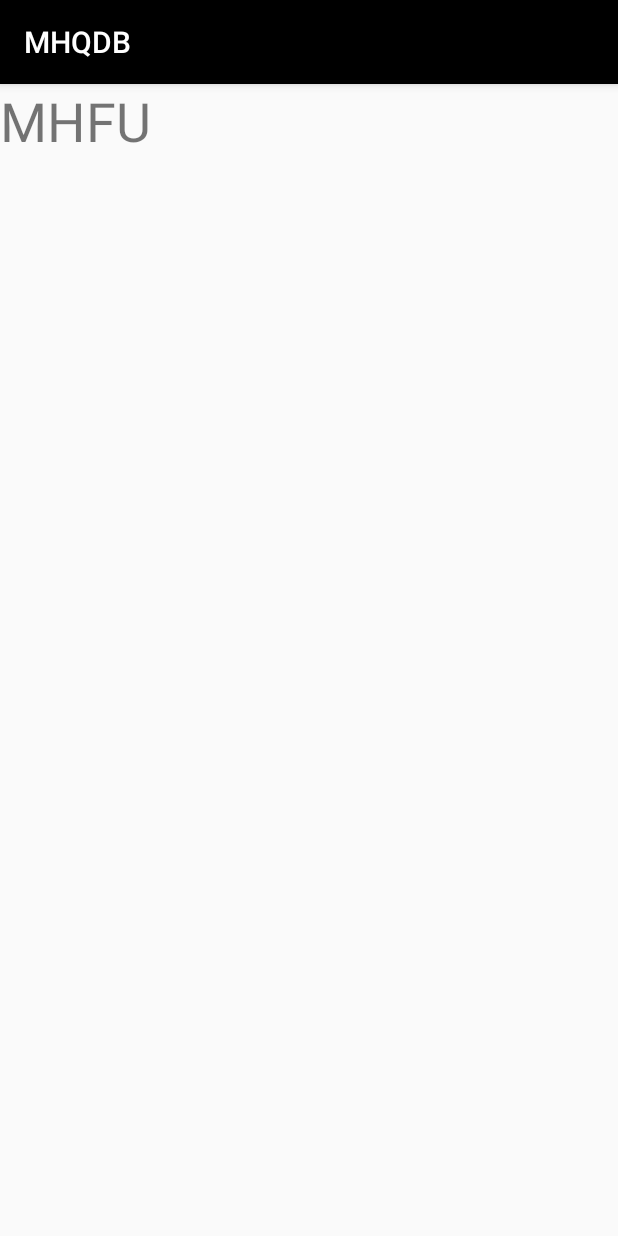
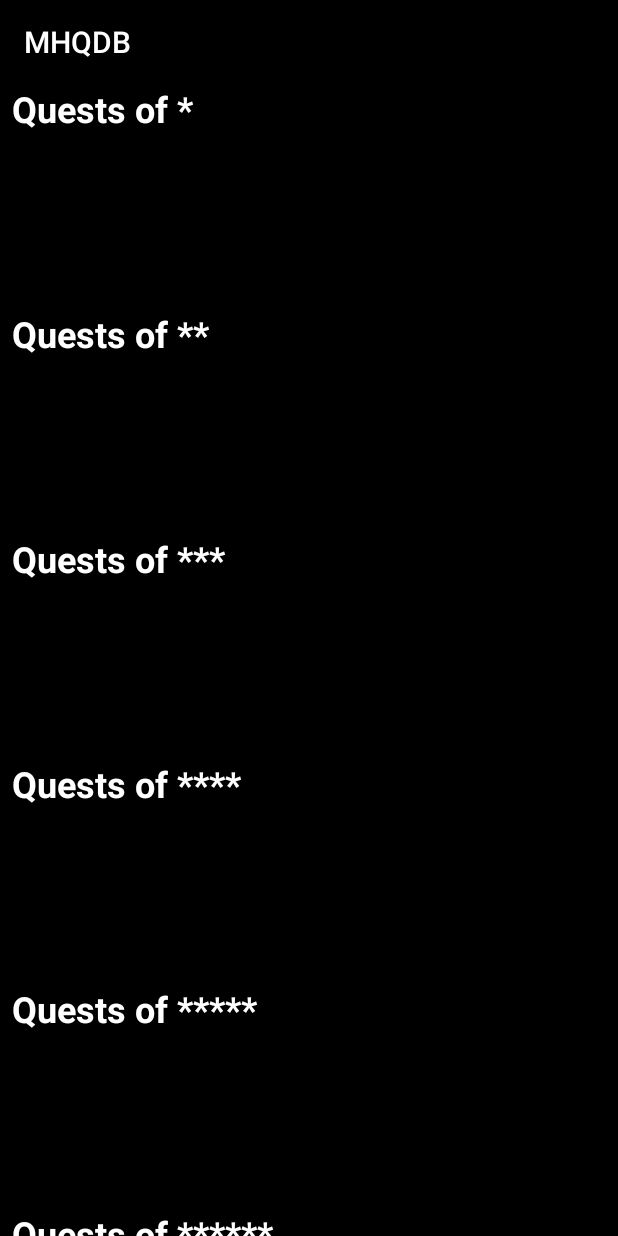
Before and after one commit to UrZoi/MHDBQ, an Android app: the MHFU screen opened directly, with no data from a screen before it, on a phone screen of 412 x 824 dp. Run offline under Robolectric (Android 15) with nearby library versions, the phone set to English and light mode, and no system bars.

Commit message:
Added Lists For MHFU

```diff
--- a/app/src/main/java/com/example/mhqdb/MHFU.kt
+++ b/app/src/main/java/com/example/mhqdb/MHFU.kt
@@ -1,12 +1,232 @@
 package com.example.mhqdb
 
+import android.content.Context
+import android.content.Intent
+import android.content.LocusId
+import android.graphics.Color
+import android.inputmethodservice.Keyboard
 import androidx.appcompat.app.AppCompatActivity
 import android.os.Bundle
+import android.view.LayoutInflater
+import android.view.View
+import android.view.ViewGroup
+import android.widget.*
+import kotlinx.android.synthetic.main.activity_mhfu.*
+import kotlinx.android.synthetic.main.activity_mhfu.view.*
+import java.util.concurrent.atomic.AtomicReferenceArray
 
-class MHFU : AppCompatActivity() {
+class MHFU : AppCompatActivity()  {
 
     override fun onCreate(savedInstanceState: Bundle?) {
         super.onCreate(savedInstanceState)
         setContentView(R.layout.activity_mhfu)
+
+
+        var ListView = findViewById<ListView>(R.id.MHFUListView)
+        //val redcolor = Color.parseColor("#FF0000")
+       //ListView.setBackgroundColor(redcolor)
+        ListView.adapter = MyCustomAdapter(this,0) // This needs to be my custom adapter telling my list what to render
+
+        ListView.setOnItemClickListener(AdapterView.OnItemClickListener { parent, view, position, id->
+            when (position) {
+                0 -> {Toast.makeText(this,"Wanna see missions of 1 star",Toast.LENGTH_SHORT).show()
+                    ListView.adapter = MyCustomAdapter(this,1)} // This needs to be my custom adapter telling my list what to render
+                1 -> Toast.makeText(this,"2",Toast.LENGTH_SHORT).show()
+                2 -> Toast.makeText(this,"3",Toast.LENGTH_SHORT).show()
+                else -> intent = Intent(this, MainActivity::class.java)
+            }}
+
+        )
+
     }
+
+    private class MyCustomAdapter(context: Context, ID:Int): BaseAdapter()  {
+
+
+        private val starts = arrayListOf<String>(
+        "Quests of *",
+        "Quests of **",
+        "Quests of ***",
+        "Quests of ****",
+        "Quests of *****",
+        "Quests of ******")
+
+
+        private  val Misiones = arrayListOf<String>(
+            "A True Foe - The Giadrome!",
+            "Reckless Bulldrome Hunter",
+            "A Pack of Blangos",
+            "Mountain Herb Picking",
+            "Rarest of Rare Beasts",
+            "Hunt the Rare Forest Congas!",
+            "A Mushroom Goldrush",
+            "The Land Shark",
+            "The Giant Enemy Crab",
+            "The Lady Gourmet"
+        )
+
+        private  val Descripsiones1 = arrayListOf<String>(
+            "Hunt the Giadrome",
+            "Hunt the Bulldrome",
+            "Slay 15 Blangos",
+            "Deliver 20 Mountain Herbs",
+            "Hunt the Congalala",
+            "Hunt the Rare Forest Congas!",
+            "Deliver 20 Special Mushrooms",
+            "Hunt the Cephadrome",
+            "Hunt the Daimyo Hermitaur",
+            "Deliver 8 Piscine Livers"
+        )
+
+        private  val Area  = arrayListOf<String>(
+            "Snowy Mountains (Day)",
+            "Snowy Mountains (Night)",
+            "Snowy Mountains (Day)",
+            "Snowy Mountains (Night)",
+            "Jungle (Night)",
+            "Jungle (Day)",
+            "Jungle (Day)",
+            "Desert (Night)",
+            "Desert (Day)",
+            "Desert (Day)"
+        )
+
+
+
+        private  val Time = arrayListOf<String>(
+            "50mins",
+            "50mins",
+            "50mins",
+            "50mins",
+            "50mins",
+            "50mins",
+            "50mins",
+            "50mins",
+            "50mins",
+            "50mins"
+        )
+
+
+
+        private  val Fee = arrayListOf<String>(
+            "100z",
+            "100z",
+            "100z",
+            "100z",
+            "150z",
+            "100z",
+            "100z",
+            "150z",
+            "180z",
+            "100z"
+            )
+
+        private  val Reward = arrayListOf<String>(
+            "1200z",
+            "1500z",
+            "900z",
+            "900z",
+            "1800z",
+            "900z",
+            "900z",
+            "1800z",
+            "2100z",
+            "900z"
+        )
+
+
+        private  val Notes = arrayListOf<String>(
+            "",
+            "",
+            "Bulldrome is present",
+            "Bulldrome is present",
+            "Congalala is present",
+            "Velocidrome is present",
+            "Velocidrome is present",
+            "",
+            "",
+            "Gendrome is present"
+            )
+
+
+
+        private val mContext: Context
+        init {
+            mContext = context
+        }
+
+        private val  mID: Int
+        init {
+            mID = ID
+        }
+
+
+
+        //Responsible for how many rows in my list
+        override fun getCount(): Int {
+
+            when (mID) {
+                0 -> return starts.size
+                1 -> return Misiones.size
+                else -> return 4
+            }
+        }
+
+        //You can ignore this for now
+        override fun getItemId(position: Int): Long {
+            return position.toLong()
+        }
+        //You can ignore this for now
+        override fun getItem(position: Int): Any {
+            return  "Test"
+        }
+        //Responsible for rendering out each row
+        override fun getView(position: Int, convertView: View?, parenta: ViewGroup?): View {
+
+            val LayoutInflater = LayoutInflater.from(mContext)
+            val RowMain = LayoutInflater.inflate(R.layout.rowtable, parenta, false)
+
+            if (mID == 0){
+                val nametext = RowMain.findViewById<TextView>(R.id.maintext)
+                nametext.text = starts.get(position)
+
+            }
+            else{
+                val nametext = RowMain.findViewById<TextView>(R.id.maintext)
+                nametext.text = Misiones.get(position)
+
+                val positionTextView = RowMain.findViewById<TextView>(R.id.Area)
+                positionTextView.text = Area.get(position)
+
+                val time = RowMain.findViewById<TextView>(R.id.Time)
+                time.text = Time.get(position)
+
+                val fee = RowMain.findViewById<TextView>(R.id.Fee)
+                fee.text = Fee.get(position)
+
+
+                val reward = RowMain.findViewById<TextView>(R.id.Reward)
+                reward.text = Reward.get(position)
+
+
+                val notes = RowMain.findViewById<TextView>(R.id.Notes)
+                notes.text = Notes.get(position)
+
+
+
+            }
+
+
+
+            return RowMain
+
+        }
+
+    }
+
+
+    private class Model(val name:String, val Desc:String){}
+
+
+
 }
--- a/app/src/main/res/layout/activity_mhfu.xml
+++ b/app/src/main/res/layout/activity_mhfu.xml
@@ -6,16 +6,11 @@
     android:layout_height="match_parent"
     tools:context=".MHFU">
 
-    <LinearLayout
+    <ListView
+        android:id="@+id/MHFUListView"
         android:layout_width="match_parent"
         android:layout_height="match_parent"
-        android:orientation="vertical">
-
-        <TextView
-            android:id="@+id/textView6"
-            android:layout_width="match_parent"
-            android:layout_height="wrap_content"
-            android:text="MHFU"
-            android:textSize="36sp" />
-    </LinearLayout>
+        android:background="#000000"
+        tools:layout_editor_absoluteX="162dp"
+        tools:layout_editor_absoluteY="-16dp" />
 </androidx.constraintlayout.widget.ConstraintLayout>
--- /dev/null
+++ b/app/src/main/res/layout/rowtable.xml
@@ -0,0 +1,69 @@
+<?xml version="1.0" encoding="utf-8"?>
+<androidx.constraintlayout.widget.ConstraintLayout xmlns:android="http://schemas.android.com/apk/res/android"
+    xmlns:app="http://schemas.android.com/apk/res-auto"
+    xmlns:tools="http://schemas.android.com/tools"
+    android:orientation="vertical" android:layout_width="match_parent"
+    android:layout_height="match_parent">
+
+    <TextView
+        android:id="@+id/Reward"
+        android:layout_width="wrap_content"
+        android:layout_height="wrap_content"
+        android:textColor="#00ACC1"
+        app:layout_constraintStart_toStartOf="@+id/Fee"
+        app:layout_constraintTop_toBottomOf="@+id/Fee" />
+
+    <TextView
+        android:id="@+id/maintext"
+        style="@style/Widget.AppCompat.TextView.SpinnerItem"
+        android:layout_width="wrap_content"
+        android:layout_height="wrap_content"
+        android:text="Mision"
+        android:textColor="#FFFFFF"
+        android:textSize="24sp"
+        android:textStyle="bold"
+        app:layout_constraintStart_toStartOf="parent"
+        app:layout_constraintTop_toTopOf="parent" />
+
+    <TextView
+        android:id="@+id/position_textview"
+        android:layout_width="wrap_content"
+        android:layout_height="wrap_content"
+        android:layout_marginStart="40dp"
+        android:textColor="#82DBEC"
+        android:textStyle="bold"
+        app:layout_constraintStart_toStartOf="parent"
+        app:layout_constraintTop_toBottomOf="@+id/maintext" />
+
+    <TextView
+        android:id="@+id/Area"
+        android:layout_width="wrap_content"
+        android:layout_height="wrap_content"
+        android:textColor="#00ACC1"
+        app:layout_constraintStart_toStartOf="@+id/position_textview"
+        app:layout_constraintTop_toBottomOf="@+id/position_textview" />
+
+    <TextView
+        android:id="@+id/Time"
+        android:layout_width="wrap_content"
+        android:layout_height="wrap_content"
+        android:textColor="#00ACC1"
+        app:layout_constraintStart_toStartOf="@+id/Area"
+        app:layout_constraintTop_toBottomOf="@+id/Area" />
+
+    <TextView
+        android:id="@+id/Fee"
+        android:layout_width="wrap_content"
+        android:layout_height="wrap_content"
+        android:textColor="#00ACC1"
+        app:layout_constraintStart_toStartOf="@+id/Time"
+        app:layout_constraintTop_toBottomOf="@+id/Time" />
+
+    <TextView
+        android:id="@+id/Notes"
+        android:layout_width="wrap_content"
+        android:layout_height="wrap_content"
+        android:textColor="#00ACC1"
+        app:layout_constraintStart_toStartOf="@+id/Reward"
+        app:layout_constraintTop_toBottomOf="@+id/Reward" />
+</androidx.constraintlayout.widget.ConstraintLayout>
```
